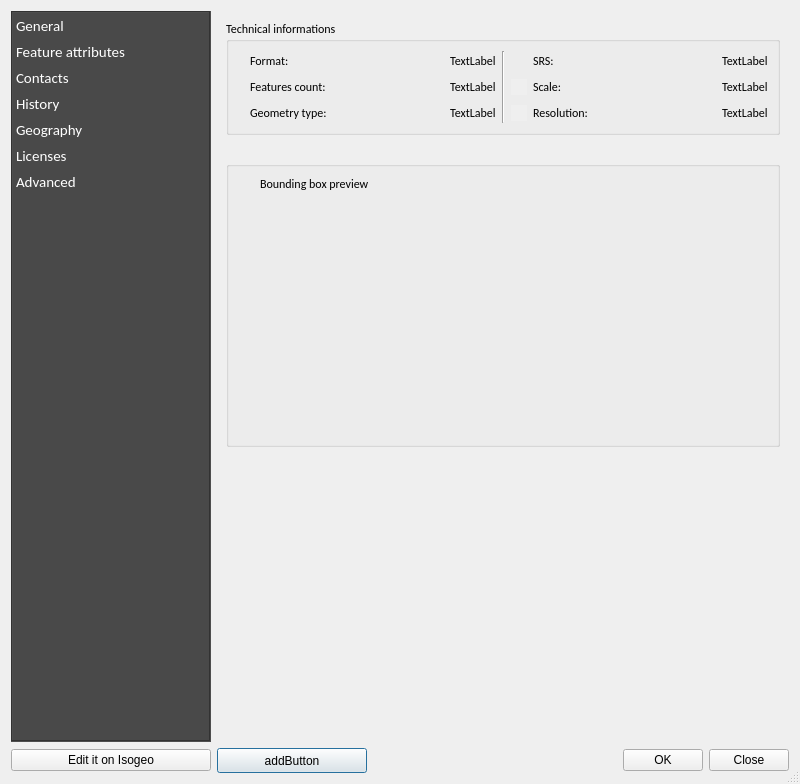
isogeo/isogeo-plugin-qgis, file ui/metadata/ui_md_details.ui: the form before one commit.
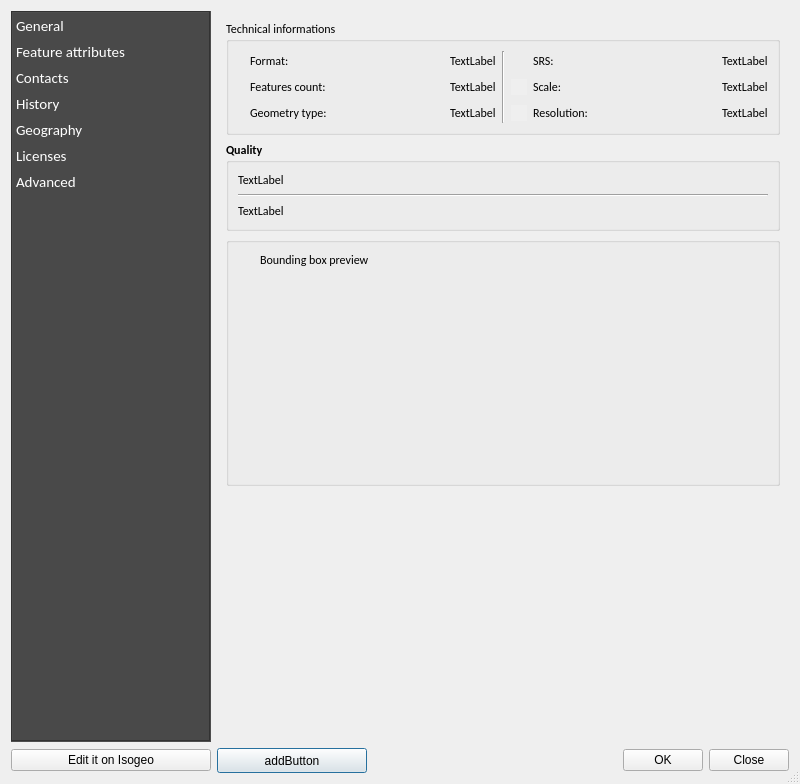
The form after the commit. The open tabs and pages were chosen to show the change. Icons and pictures are not drawn. Custom widgets are drawn as their Qt base class.

Commit message: update ui to include quality and specifications #64

```diff
--- a/ui/metadata/ui_md_details.ui
+++ b/ui/metadata/ui_md_details.ui
@@ -1953,20 +1953,58 @@
           </widget>
          </item>
          <item>
-          <spacer name="verticalSpacer_3">
-           <property name="orientation">
-            <enum>Qt::Vertical</enum>
+          <widget class="QGroupBox" name="grp_quality">
+           <property name="font">
+            <font>
+             <weight>75</weight>
+             <bold>true</bold>
+            </font>
            </property>
-           <property name="sizeType">
-            <enum>QSizePolicy::Fixed</enum>
+           <property name="title">
+            <string>Quality</string>
            </property>
-           <property name="sizeHint" stdset="0">
-            <size>
-             <width>20</width>
-             <height>20</height>
-            </size>
-           </property>
-          </spacer>
+           <layout class="QGridLayout" name="gridLayout_22">
+            <item column="2" row="0" rowspan="2">
+             <widget class="QLabel" name="val_topology">
+              <property name="font">
+               <font>
+                <weight>50</weight>
+                <bold>false</bold>
+               </font>
+              </property>
+              <property name="text">
+               <string>TextLabel</string>
+              </property>
+              <property name="openExternalLinks">
+               <bool>true</bool>
+              </property>
+             </widget>
+            </item>
+            <item column="2" row="2">
+             <widget class="Line" name="line_2">
+              <property name="orientation">
+               <enum>Qt::Horizontal</enum>
+              </property>
+             </widget>
+            </item>
+            <item column="2" row="3">
+             <widget class="QLabel" name="val_specifications">
+              <property name="font">
+               <font>
+                <weight>50</weight>
+                <bold>false</bold>
+               </font>
+              </property>
+              <property name="text">
+               <string>TextLabel</string>
+              </property>
+              <property name="openExternalLinks">
+               <bool>true</bool>
+              </property>
+             </widget>
+            </item>
+           </layout>
+          </widget>
          </item>
          <item>
           <widget class="QGroupBox" name="grp_bbox">
```
Left out of the diff: 110 changed lines with no effect on the pictures. The commit also changes 1 other file.
